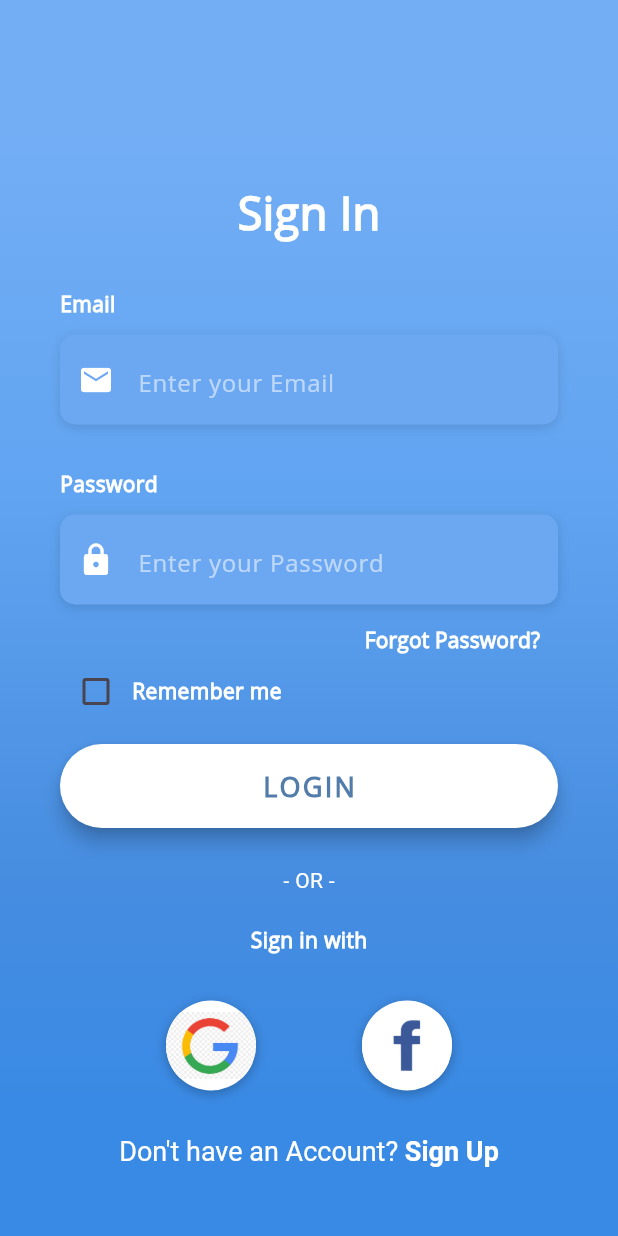
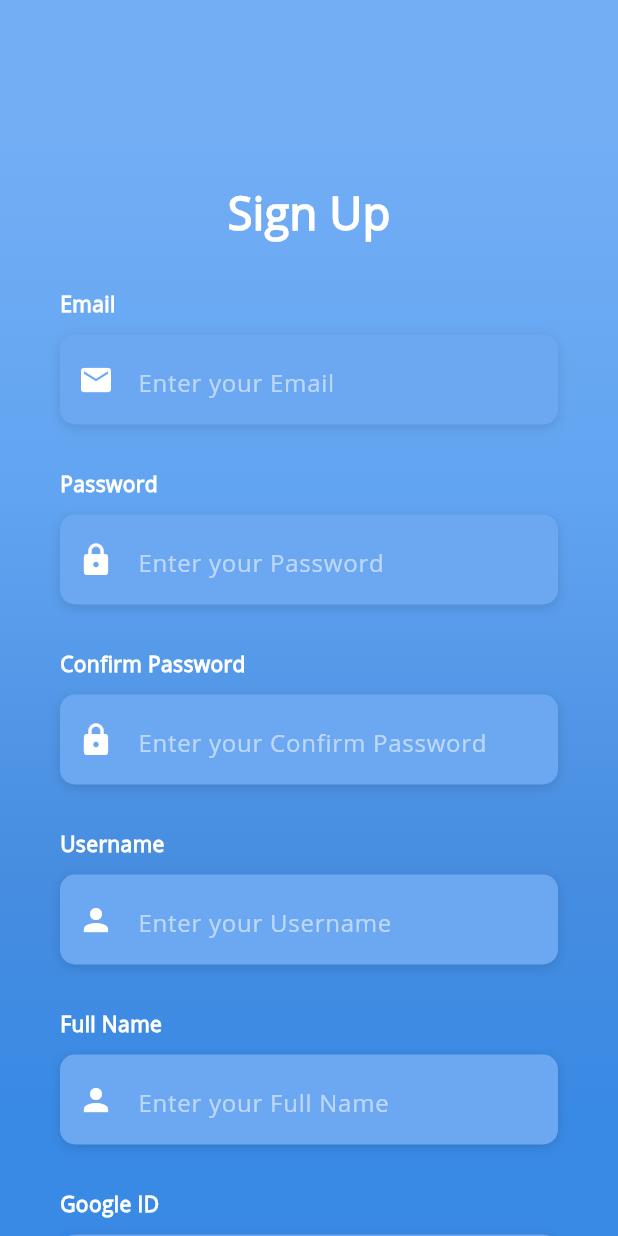
Before and after one commit to Utsal143/firebaseauth, a Flutter app: the screen it shows after launch, after a tap on an icon or button, on a phone screen of 412 x 824 dp. Run offline on Flutter 3.47's test engine with Material 3 defaults, Android fonts, the phone set to English and light mode, and no system bars; our stand-ins replace firebase_auth, firebase_core, google_sign_in; missing offline and left inert: flutter_facebook_auth; accounts and stored records are empty; network calls fail.

Commit message:
API Endpoints for signup

```diff
--- a/lib/main.dart
+++ b/lib/main.dart
@@ -1,21 +1,40 @@
+import 'package:firebase_auth/firebase_auth.dart';
 import 'package:firebase_core/firebase_core.dart';
 import 'package:flutter/material.dart';
+import 'package:flutterlogin/screens/home_screen.dart';
 import 'package:flutterlogin/screens/login_screen.dart';
+import 'package:flutterlogin/screens/registration_screen.dart'; // Import the registration screen
 
 void main() async {
   WidgetsFlutterBinding.ensureInitialized();
   await Firebase.initializeApp();
 
-  runApp(MyApp());
+  runApp(const MyApp());
 }
 
 class MyApp extends StatelessWidget {
+  const MyApp({super.key});
+
   @override
   Widget build(BuildContext context) {
     return MaterialApp(
       title: 'Flutter Login UI',
       debugShowCheckedModeBanner: false,
       home: LoginScreen(),
+      routes: {
+        '/register': (context) => RegisterScreen(),
+      },
+      onGenerateRoute: (settings) {
+        if (settings.name == '/home') {
+          final User user = settings.arguments as User;
+          return MaterialPageRoute(
+            builder: (context) {
+              return HomeScreen(user: user);
+            },
+          );
+        }
+        return null;
+      },
     );
   }
 }
--- a/lib/screens/login_screen.dart
+++ b/lib/screens/login_screen.dart
@@ -48,6 +48,8 @@ Future<User?> signInWithFacebook() async {
 }
 
 class LoginScreen extends StatefulWidget {
+  const LoginScreen({super.key});
+
   @override
   _LoginScreenState createState() => _LoginScreenState();
 }
@@ -125,16 +127,16 @@ class _LoginScreenState extends State<LoginScreen> {
     return Column(
       crossAxisAlignment: CrossAxisAlignment.start,
       children: <Widget>[
-        Text(
+        const Text(
           'Email',
           style: kLabelStyle,
         ),
-        SizedBox(height: 10.0),
+        const SizedBox(height: 10.0),
         Container(
           alignment: Alignment.centerLeft,
           decoration: kBoxDecorationStyle,
           height: 60.0,
-          child: TextField(
+          child: const TextField(
             keyboardType: TextInputType.emailAddress,
             style: TextStyle(
               color: Colors.white,
@@ -160,16 +162,16 @@ class _LoginScreenState extends State<LoginScreen> {
     return Column(
       crossAxisAlignment: CrossAxisAlignment.start,
       children: <Widget>[
-        Text(
+        const Text(
           'Password',
           style: kLabelStyle,
         ),
-        SizedBox(height: 10.0),
+        const SizedBox(height: 10.0),
         Container(
           alignment: Alignment.centerLeft,
           decoration: kBoxDecorationStyle,
           height: 60.0,
-          child: TextField(
+          child: const TextField(
             obscureText: true,
             style: TextStyle(
               color: Colors.white,
@@ -196,7 +198,7 @@ class _LoginScreenState extends State<LoginScreen> {
       alignment: Alignment.centerRight,
       child: TextButton(
         onPressed: () => print('Forgot Password Button Pressed'),
-        child: Text(
+        child: const Text(
           'Forgot Password?',
           style: kLabelStyle,
         ),
@@ -205,7 +207,7 @@ class _LoginScreenState extends State<LoginScreen> {
   }
 
   Widget _buildRememberMeCheckbox() {
-    return Container(
+    return SizedBox(
       height: 20.0,
       child: Row(
         children: <Widget>[
@@ -222,7 +224,7 @@ class _LoginScreenState extends State<LoginScreen> {
               },
             ),
           ),
-          Text(
+          const Text(
             'Remember me',
             style: kLabelStyle,
           ),
@@ -233,19 +235,19 @@ class _LoginScreenState extends State<LoginScreen> {
 
   Widget _buildLoginBtn() {
     return Container(
-      padding: EdgeInsets.symmetric(vertical: 25.0),
+      padding: const EdgeInsets.symmetric(vertical: 25.0),
       width: double.infinity,
       child: ElevatedButton(
         onPressed: () => print('Login Button Pressed'),
         style: ElevatedButton.styleFrom(
           elevation: 5.0,
           backgroundColor: Colors.white,
-          padding: EdgeInsets.all(15.0),
+          padding: const EdgeInsets.all(15.0),
           shape: RoundedRectangleBorder(
             borderRadius: BorderRadius.circular(30.0),
           ),
         ),
-        child: Text(
+        child: const Text(
           'LOGIN',
           style: TextStyle(
             color: Color(0xFF527DAA),
@@ -260,7 +262,7 @@ class _LoginScreenState extends State<LoginScreen> {
   }
 
   Widget _buildSignInWithText() {
-    return Column(
+    return const Column(
       children: <Widget>[
         Text(
           '- OR -',
@@ -287,7 +289,7 @@ class _LoginScreenState extends State<LoginScreen> {
         decoration: BoxDecoration(
           shape: BoxShape.circle,
           color: Colors.white,
-          boxShadow: [
+          boxShadow: const [
             BoxShadow(
               color: Colors.black26,
               offset: Offset(0, 2),
@@ -304,19 +306,19 @@ class _LoginScreenState extends State<LoginScreen> {
 
   Widget _buildSocialBtnRow() {
     return Padding(
-      padding: EdgeInsets.symmetric(vertical: 30.0),
+      padding: const EdgeInsets.symmetric(vertical: 30.0),
       child: Row(
         mainAxisAlignment: MainAxisAlignment.spaceEvenly,
         children: <Widget>[
           _buildSocialBtn(
             _handleGoogleSignIn,
-            AssetImage(
+            const AssetImage(
               'assets/logos/google.jpg',
             ),
           ),
           _buildSocialBtn(
             _handleFacebookSignIn,
-            AssetImage(
+            const AssetImage(
               'assets/logos/facebook.jpg',
             ),
           ),
@@ -327,9 +329,11 @@ class _LoginScreenState extends State<LoginScreen> {
 
   Widget _buildSignupBtn() {
     return GestureDetector(
-      onTap: () => print('Sign Up Button Pressed'),
+      onTap: () {
+        Navigator.pushNamed(context, '/register');
+      },
       child: RichText(
-        text: TextSpan(
+        text: const TextSpan(
           children: [
             TextSpan(
               text: 'Don\'t have an Account? ',
@@ -365,7 +369,7 @@ class _LoginScreenState extends State<LoginScreen> {
               Container(
                 height: double.infinity,
                 width: double.infinity,
-                decoration: BoxDecoration(
+                decoration: const BoxDecoration(
                   gradient: LinearGradient(
                     begin: Alignment.topCenter,
                     end: Alignment.bottomCenter,
@@ -379,18 +383,18 @@ class _LoginScreenState extends State<LoginScreen> {
                   ),
                 ),
               ),
-              Container(
+              SizedBox(
                 height: double.infinity,
                 child: SingleChildScrollView(
-                  physics: AlwaysScrollableScrollPhysics(),
-                  padding: EdgeInsets.symmetric(
+                  physics: const AlwaysScrollableScrollPhysics(),
+                  padding: const EdgeInsets.symmetric(
                     horizontal: 40.0,
                     vertical: 120.0,
                   ),
                   child: Column(
                     mainAxisAlignment: MainAxisAlignment.center,
                     children: <Widget>[
-                      Text(
+                      const Text(
                         'Sign In',
                         style: TextStyle(
                           color: Colors.white,
@@ -399,9 +403,9 @@ class _LoginScreenState extends State<LoginScreen> {
                           fontWeight: FontWeight.bold,
                         ),
                       ),
-                      SizedBox(height: 30.0),
+                      const SizedBox(height: 30.0),
                       _buildEmailTF(),
-                      SizedBox(height: 30.0),
+                      const SizedBox(height: 30.0),
                       _buildPasswordTF(),
                       _buildForgotPasswordBtn(),
                       _buildRememberMeCheckbox(),
--- /dev/null
+++ b/lib/screens/registration_screen.dart
@@ -0,0 +1,248 @@
+import 'package:flutter/material.dart';
+import 'package:flutter/services.dart';
+import 'package:flutterlogin/APIservice/api_service.dart';
+import 'package:flutterlogin/utilities/constants.dart';
+
+class RegisterScreen extends StatefulWidget {
+  @override
+  _RegisterScreenState createState() => _RegisterScreenState();
+}
+
+class _RegisterScreenState extends State<RegisterScreen> {
+  final TextEditingController _emailController = TextEditingController();
+  final TextEditingController _passwordController = TextEditingController();
+  final TextEditingController _confirmPasswordController =
+      TextEditingController();
+  final TextEditingController _usernameController = TextEditingController();
+  final TextEditingController _fullNameController = TextEditingController();
+  final TextEditingController _googleIdController = TextEditingController();
+  final TextEditingController _facebookIdController = TextEditingController();
+  final TextEditingController _profilePictureUrlController =
+      TextEditingController();
+  bool _isLoading = false;
+
+  void _signup() async {
+    final email = _emailController.text.trim();
+    final password = _passwordController.text.trim();
+    final confirmPassword = _confirmPasswordController.text.trim();
+    final username = _usernameController.text.trim();
+    final fullName = _fullNameController.text.trim();
+    final googleId = _googleIdController.text.trim();
+    final facebookId = _facebookIdController.text.trim();
+    final profilePictureUrl = _profilePictureUrlController.text.trim();
+
+    if (email.isEmpty ||
+        password.isEmpty ||
+        confirmPassword.isEmpty ||
+        username.isEmpty ||
+        fullName.isEmpty ||
+        googleId.isEmpty ||
+        facebookId.isEmpty ||
+        profilePictureUrl.isEmpty) {
+      _showErrorDialog('Please fill all the fields');
+      return;
+    }
+
+    if (password != confirmPassword) {
+      _showErrorDialog('Passwords do not match');
+      return;
+    }
+
+    setState(() {
+      _isLoading = true;
+    });
+
+    try {
+      final response = await ApiService.signup(email, password, username,
+          fullName, googleId, facebookId, profilePictureUrl);
+
+      setState(() {
+        _isLoading = false;
+      });
+
+      if (response['access_token'] != null) {
+        Navigator.pushReplacementNamed(context, '/home');
+      } else {
+        print('Response: $response');
+        _showErrorDialog(response['message'] ?? 'Signup failed');
+      }
+    } catch (e) {
+      setState(() {
+        _isLoading = false;
+      });
+      print('Error: $e');
+      _showErrorDialog('An error occurred. Please try again.');
+    }
+  }
+
+  void _showErrorDialog(String message) {
+    showDialog(
+      context: context,
+      builder: (ctx) => AlertDialog(
+        title: Text('Error'),
+        content: Text(message),
+        actions: <Widget>[
+          TextButton(
+            child: Text('Okay'),
+            onPressed: () {
+              Navigator.of(ctx).pop();
+            },
+          )
+        ],
+      ),
+    );
+  }
+
+  Widget _buildTextField(
+      String label, TextEditingController controller, IconData icon,
+      {bool isPassword = false}) {
+    return Column(
+      crossAxisAlignment: CrossAxisAlignment.start,
+      children: <Widget>[
+        Text(
+          label,
+          style: kLabelStyle,
+        ),
+        const SizedBox(height: 10.0),
+        Container(
+          alignment: Alignment.centerLeft,
+          decoration: kBoxDecorationStyle,
+          height: 60.0,
+          child: TextField(
+            controller: controller,
+            obscureText: isPassword,
+            style: const TextStyle(
+              color: Colors.white,
+              fontFamily: 'OpenSans',
+            ),
+            decoration: InputDecoration(
+              border: InputBorder.none,
+              contentPadding: EdgeInsets.only(top: 14.0),
+              prefixIcon: Icon(
+                icon,
+                color: Colors.white,
+              ),
+              hintText: 'Enter your $label',
+              hintStyle: kHintTextStyle,
+            ),
+          ),
+        ),
+      ],
+    );
+  }
+
+  Widget _buildSignupBtn() {
+    return Container(
+      padding: const EdgeInsets.symmetric(vertical: 25.0),
+      width: double.infinity,
+      child: ElevatedButton(
+        onPressed: _signup,
+        style: ElevatedButton.styleFrom(
+          elevation: 5.0,
+          backgroundColor: Colors.white,
+          padding: const EdgeInsets.all(15.0),
+          shape: RoundedRectangleBorder(
+            borderRadius: BorderRadius.circular(30.0),
+          ),
+        ),
+        child: const Text(
+          'SIGN UP',
+          style: TextStyle(
+            color: Color(0xFF527DAA),
+            letterSpacing: 1.5,
+            fontSize: 18.0,
+            fontWeight: FontWeight.bold,
+            fontFamily: 'OpenSans',
+          ),
+        ),
+      ),
+    );
+  }
+
+  @override
+  Widget build(BuildContext context) {
+    return Scaffold(
+      body: AnnotatedRegion<SystemUiOverlayStyle>(
+        value: SystemUiOverlayStyle.light,
+        child: GestureDetector(
+          onTap: () => FocusScope.of(context).unfocus(),
+          child: Stack(
+            children: <Widget>[
+              Container(
+                height: double.infinity,
+                width: double.infinity,
+                decoration: const BoxDecoration(
+                  gradient: LinearGradient(
+                    begin: Alignment.topCenter,
+                    end: Alignment.bottomCenter,
+                    colors: [
+                      Color(0xFF73AEF5),
+                      Color(0xFF61A4F1),
+                      Color(0xFF478DE0),
+                      Color(0xFF398AE5),
+                    ],
+                    stops: [0.1, 0.4, 0.7, 0.9],
+                  ),
+                ),
+              ),
+              SizedBox(
+                height: double.infinity,
+                child: SingleChildScrollView(
+                  physics: const AlwaysScrollableScrollPhysics(),
+                  padding: const EdgeInsets.symmetric(
+                    horizontal: 40.0,
+                    vertical: 120.0,
+                  ),
+                  child: Column(
+                    mainAxisAlignment: MainAxisAlignment.center,
+                    children: <Widget>[
+                      const Text(
+                        'Sign Up',
+                        style: TextStyle(
+                          color: Colors.white,
+                          fontFamily: 'OpenSans',
+                          fontSize: 30.0,
+                          fontWeight: FontWeight.bold,
+                        ),
+                      ),
+                      const SizedBox(height: 30.0),
+                      _buildTextField('Email', _emailController, Icons.email),
+                      const SizedBox(height: 30.0),
+                      _buildTextField(
+                          'Password', _passwordController, Icons.lock,
+                          isPassword: true),
+                      const SizedBox(height: 30.0),
+                      _buildTextField('Confirm Password',
+                          _confirmPasswordController, Icons.lock,
+                          isPassword: true),
+                      const SizedBox(height: 30.0),
+                      _buildTextField(
+                          'Username', _usernameController, Icons.person),
+                      const SizedBox(height: 30.0),
+                      _buildTextField(
+                          'Full Name', _fullNameController, Icons.person),
+                      const SizedBox(height: 30.0),
+                      _buildTextField(
+                          'Google ID', _googleIdController, Icons.email),
+                      const SizedBox(height: 30.0),
+                      _buildTextField(
+                          'Facebook ID', _facebookIdController, Icons.facebook),
+                      const SizedBox(height: 30.0),
+                      _buildTextField('Profile Picture URL',
+                          _profilePictureUrlController, Icons.image),
+                      _buildSignupBtn(),
+                    ],
+                  ),
+                ),
+              ),
+              if (_isLoading)
+                Center(
+                  child: CircularProgressIndicator(),
+                ),
+            ],
+          ),
+        ),
+      ),
+    );
+  }
+}
--- a/lib/utilities/constants.dart
+++ b/lib/utilities/constants.dart
@@ -1,20 +1,20 @@
 import 'package:flutter/material.dart';
 
-final kHintTextStyle = TextStyle(
+const kHintTextStyle = TextStyle(
   color: Colors.white54,
   fontFamily: 'OpenSans',
 );
 
-final kLabelStyle = TextStyle(
+const kLabelStyle = TextStyle(
   color: Colors.white,
   fontWeight: FontWeight.bold,
   fontFamily: 'OpenSans',
 );
 
 final kBoxDecorationStyle = BoxDecoration(
-  color: Color(0xFF6CA8F1),
+  color: const Color(0xFF6CA8F1),
   borderRadius: BorderRadius.circular(10.0),
-  boxShadow: [
+  boxShadow: const [
     BoxShadow(
       color: Colors.black12,
       blurRadius: 6.0,
```
Also changed, not shown: lib/APIservice/api_service.dart (+24 -113 lines), lib/screens/home_screen.dart (+13 -13 lines), lib/screens/signup_screen.dart (deleted, +0 -130 lines), 2 other files.
